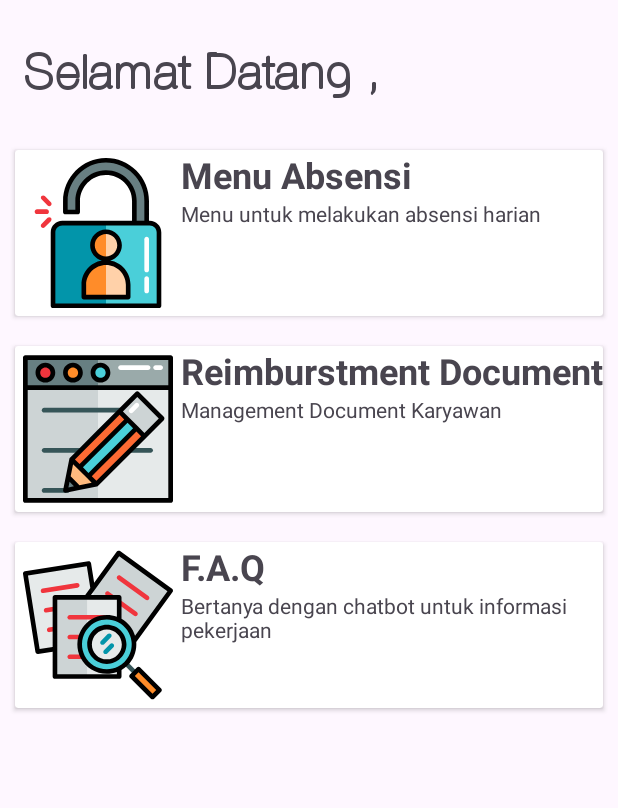
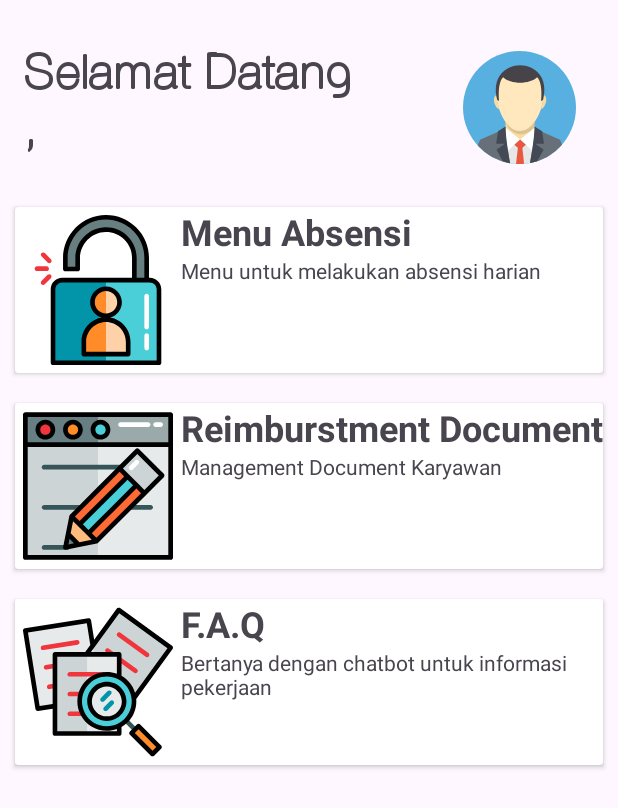
Before and after one commit to dewabrata/AplikasiAbsensiBCAFBatch4, an Android app: the screen it shows after launch (MainActivity), after a tap on "Login", on a phone screen of 412 x 824 dp. Shown: the top 808 px of the screen. Run offline under Robolectric (Android 15) with nearby library versions, the phone set to English and light mode, and no system bars.

Commit message:
Add Activity Implicit Browser and Camera

```diff
--- a/app/src/main/java/com/juaracoding/aplikasiabsensi/Login.kt
+++ b/app/src/main/java/com/juaracoding/aplikasiabsensi/Login.kt
@@ -1,6 +1,7 @@
 package com.juaracoding.aplikasiabsensi
 
 import android.content.Intent
+import android.net.Uri
 import android.os.Bundle
 import android.view.View
 import android.view.animation.Animation
@@ -8,6 +9,7 @@ import android.view.animation.AnimationUtils
 import android.widget.Button
 import android.widget.EditText
 import android.widget.ImageView
+import android.widget.TextView
 import android.widget.Toast
 import androidx.activity.enableEdgeToEdge
 import androidx.appcompat.app.AppCompatActivity
@@ -29,7 +31,16 @@ class Login : AppCompatActivity() {
         val txtPassword = findViewById<EditText>(R.id.editTextTextPassword)
         imageLogo = findViewById<ImageView>(R.id.logoImage)
 
+        val lblBcaFinance = findViewById<TextView>(R.id.lblBcaFinance)
+
+        lblBcaFinance.setOnClickListener{
+            val intent = Intent(Intent.ACTION_VIEW, Uri.parse("https://bcafinance.co.id"))
+            startActivity(intent)
+        }
+
         btnLogin = findViewById(R.id.btnLogin)
+
+
 
 
         btnLogin.setOnClickListener {
--- a/app/src/main/java/com/juaracoding/aplikasiabsensi/MainActivity.kt
+++ b/app/src/main/java/com/juaracoding/aplikasiabsensi/MainActivity.kt
@@ -1,6 +1,10 @@
 package com.juaracoding.aplikasiabsensi
 
+import android.content.Intent
+import android.graphics.Bitmap
 import android.os.Bundle
+import android.provider.MediaStore
+import android.widget.ImageView
 import android.widget.TextView
 import androidx.activity.enableEdgeToEdge
 import androidx.appcompat.app.AppCompatActivity
@@ -14,7 +18,15 @@ class MainActivity : AppCompatActivity() {
         setContentView(R.layout.activity_main)
         val username = intent.getStringExtra("username")
         val textView = findViewById<TextView>(R.id.textView3)
-        textView.text = "Selamat Datang , $username"
+        textView.text = "Selamat Datang  \n, $username"
+
+        val imgProfile = findViewById<ImageView>(R.id.imgProfile)
+        imgProfile.setOnClickListener{
+            val implicitIntent = Intent(MediaStore.ACTION_IMAGE_CAPTURE)
+            //startActivity(implicitIntent)
+            startActivityForResult(implicitIntent,99)
+        }
+
 
 
         ViewCompat.setOnApplyWindowInsetsListener(findViewById(R.id.main)) { v, insets ->
@@ -25,4 +37,16 @@ class MainActivity : AppCompatActivity() {
 
 
     }
+
+    override fun onActivityResult(requestCode: Int, resultCode: Int, data: Intent?) {
+        super.onActivityResult(requestCode, resultCode, data)
+
+        if(requestCode==99){
+            val imgProfile = findViewById<ImageView>(R.id.imgProfile)
+            imgProfile.setImageBitmap(data?.extras?.get("data") as Bitmap)
+        }
+
+    }
+
+
 }
--- /dev/null
+++ b/app/src/main/res/drawable/account_avatar_profile_user_11_svgrepo_com.xml
@@ -0,0 +1,71 @@
+<vector xmlns:android="http://schemas.android.com/apk/res/android"
+    android:width="800dp"
+    android:height="800dp"
+    android:viewportWidth="61.8"
+    android:viewportHeight="61.8">
+  <path
+      android:pathData="M30.9,30.9m-30.9,0a30.9,30.9 0,1 1,61.8 0a30.9,30.9 0,1 1,-61.8 0"
+      android:fillColor="#58b0e0"/>
+  <path
+      android:pathData="M23.255,38.68l15.907,0.121v12.918l-15.907,-0.121V38.68z"
+      android:fillColor="#f9dca4"
+      android:fillType="evenOdd"/>
+  <path
+      android:pathData="M43.971,58.905a30.967,30.967 0,0 1,-25.843 0.14V48.417H43.97z"
+      android:fillColor="#e6e6e6"
+      android:fillType="evenOdd"/>
+  <path
+      android:pathData="M33.403,61.7q-1.238,0.099 -2.503,0.1 -0.955,0 -1.895,-0.057l1.03,-8.988h2.41z"
+      android:fillColor="#e9573e"
+      android:fillType="evenOdd"/>
+  <path
+      android:pathData="M25.657,61.332A34.072,34.072 0,0 1,15.9 57.92a31.033,31.033 0,0 1,-7.857 -6.225l1.284,-3.1 13.925,-6.212c0,5.212 1.711,13.482 2.405,18.95z"
+      android:fillColor="#677079"
+      android:fillType="evenOdd"/>
+  <path
+      android:fillColor="#FF000000"
+      android:pathData="M39.165,38.759v3.231c-4.732,5.527 -13.773,4.745 -15.8,-3.412z"
+      android:strokeAlpha="0.11"
+      android:fillType="evenOdd"
+      android:fillAlpha="0.11"/>
+  <path
+      android:pathData="M31.129,8.432c21.281,0 12.987,35.266 0,35.266 -12.267,0 -21.281,-35.266 0,-35.266z"
+      android:fillColor="#ffe8be"
+      android:fillType="evenOdd"/>
+  <path
+      android:pathData="M18.365,24.046c-3.07,1.339 -0.46,7.686 1.472,7.658a31.972,31.972 0,0 1,-1.472 -7.659z"
+      android:fillColor="#f9dca4"
+      android:fillType="evenOdd"/>
+  <path
+      android:pathData="M44.14,24.045c3.07,1.339 0.46,7.687 -1.471,7.658a31.993,31.993 0,0 0,1.471 -7.658z"
+      android:fillColor="#f9dca4"
+      android:fillType="evenOdd"/>
+  <path
+      android:pathData="M21.931,14.328c-3.334,3.458 -2.161,13.03 -2.161,13.03l-1.05,-0.495c-6.554,-25.394 31.634,-25.395 25.043,0l-1.05,0.495s1.174,-9.572 -2.16,-13.03c-4.119,3.995 -14.526,3.974 -18.622,0z"
+      android:fillColor="#464449"
+      android:fillType="evenOdd"/>
+  <path
+      android:pathData="M36.767,61.243a30.863,30.863 0,0 0,17.408 -10.018l-1.09,-2.631 -13.924,-6.212c0,5.212 -1.7,13.393 -2.394,18.861z"
+      android:fillColor="#677079"
+      android:fillType="evenOdd"/>
+  <path
+      android:pathData="M39.162,41.98l-7.926,6.465 6.573,5.913s1.752,-9.704 1.353,-12.378z"
+      android:fillColor="#ffffff"
+      android:fillType="evenOdd"/>
+  <path
+      android:pathData="M23.253,41.98l7.989,6.465 -6.645,5.913s-1.746,-9.704 -1.344,-12.378z"
+      android:fillColor="#ffffff"
+      android:fillType="evenOdd"/>
+  <path
+      android:pathData="M28.109,51.227l3.137,-2.818 3.137,2.818 -3.137,2.817 -3.137,-2.817z"
+      android:fillColor="#e9573e"
+      android:fillType="evenOdd"/>
+  <path
+      android:pathData="M25.767,61.373a30.815,30.815 0,0 1,-3.779 -0.88,2.652 2.652,0 0,1 -0.114,-0.093l-3.535,-6.39 4.541,-3.26h-4.752l1.017,-6.851 4.11,-2.599c0.178,7.37 1.759,15.656 2.512,20.073z"
+      android:fillColor="#434955"
+      android:fillType="evenOdd"/>
+  <path
+      android:pathData="M36.645,61.266c0.588,-0.098 1.17,-0.234 1.747,-0.384 0.682,-0.177 1.36,-0.377 2.034,-0.579l0.134,-0.043 3.511,-6.315 -4.541,-3.242h4.752l-1.017,-6.817 -4.11,-2.586c-0.178,7.332 -1.758,15.571 -2.51,19.966z"
+      android:fillColor="#434955"
+      android:fillType="evenOdd"/>
+</vector>
--- a/app/src/main/res/layout/activity_login.xml
+++ b/app/src/main/res/layout/activity_login.xml
@@ -85,4 +85,17 @@
         app:layout_constraintHorizontal_bias="1.0"
         app:layout_constraintStart_toStartOf="parent"
         app:layout_constraintTop_toBottomOf="@+id/editTextTextPassword" />
+
+    <TextView
+        android:id="@+id/lblBcaFinance"
+        android:layout_width="wrap_content"
+        android:layout_height="wrap_content"
+        android:layout_marginBottom="32dp"
+        android:text="bcafinance.co.id"
+        android:textColor="@color/material_dynamic_primary30"
+        android:textSize="20sp"
+        android:textStyle="bold"
+        app:layout_constraintBottom_toBottomOf="parent"
+        app:layout_constraintEnd_toEndOf="parent"
+        app:layout_constraintStart_toStartOf="parent" />
 </androidx.constraintlayout.widget.ConstraintLayout>
--- a/app/src/main/res/layout/activity_main.xml
+++ b/app/src/main/res/layout/activity_main.xml
@@ -22,7 +22,20 @@
         app:layout_constraintStart_toStartOf="parent"
         app:layout_constraintTop_toTopOf="parent" />
 
+    <ImageView
+        android:id="@+id/imgProfile"
+        android:layout_width="75dp"
+        android:layout_height="75dp"
+        app:layout_constraintBottom_toTopOf="@+id/linearLayout"
+        app:layout_constraintEnd_toEndOf="parent"
+        app:layout_constraintHorizontal_bias="0.916"
+        app:layout_constraintStart_toStartOf="parent"
+        app:layout_constraintTop_toTopOf="@+id/textView3"
+        app:layout_constraintVertical_bias="0.24"
+        app:srcCompat="@drawable/account_avatar_profile_user_11_svgrepo_com" />
+
     <LinearLayout
+        android:id="@+id/linearLayout"
         android:layout_width="0dp"
         android:layout_height="0dp"
         android:layout_marginTop="24dp"
```
